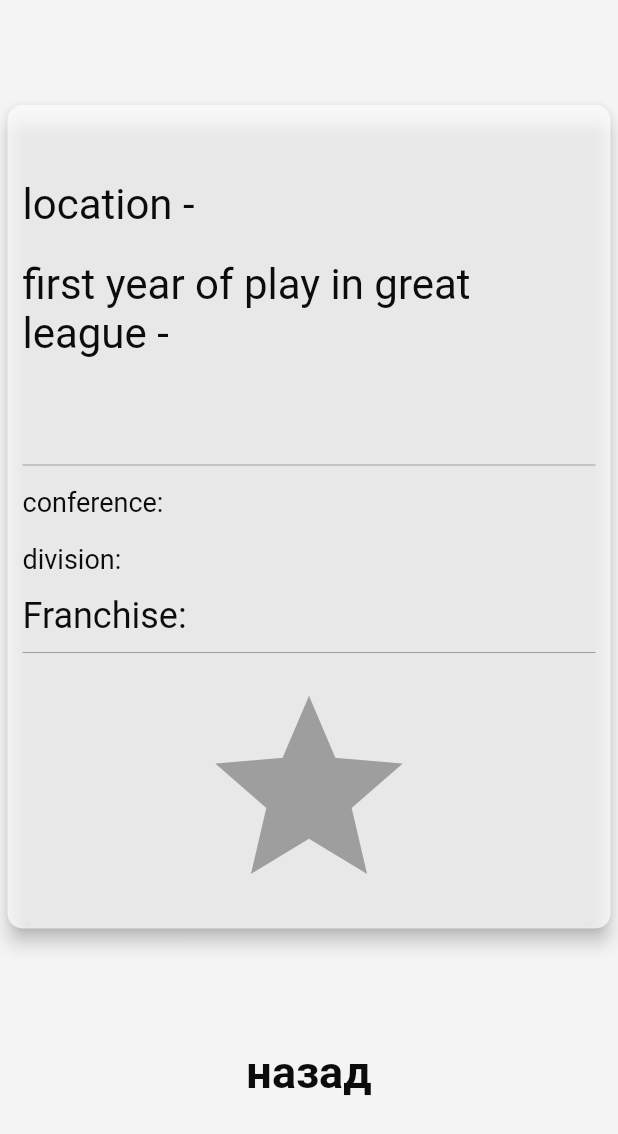
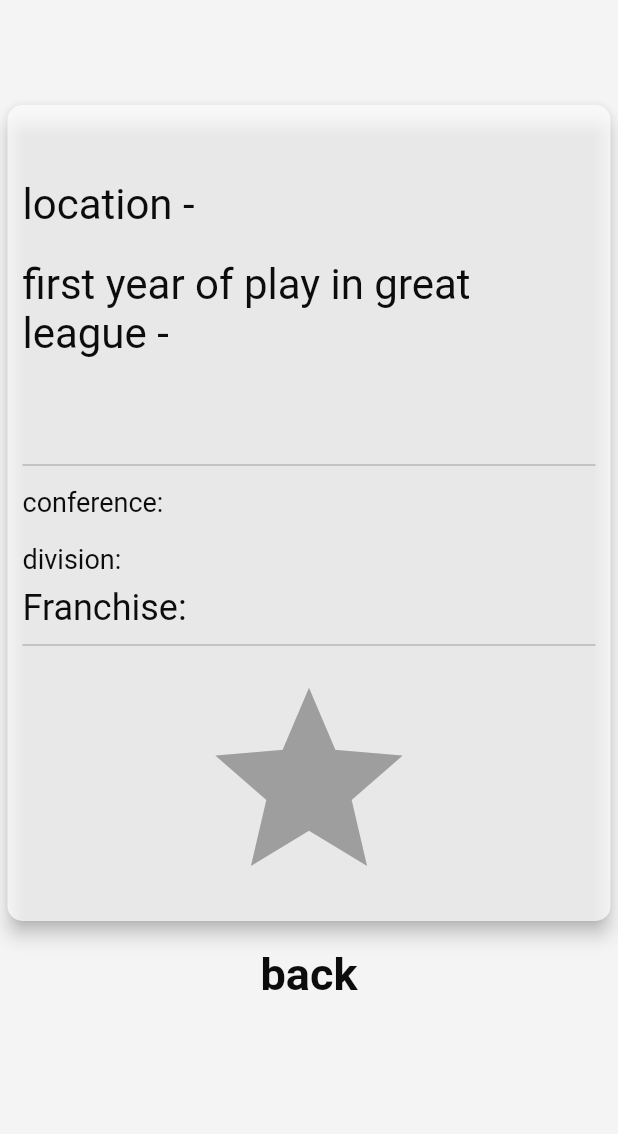
Before and after one commit to chevic4/nhlproj, a Flutter app: the CardTeamScreen screen opened directly with empty values, on a phone screen of 412 x 824 dp. Shown: the top 1134 px of the screen. Run offline on Flutter 3.47's test engine with Material 2 defaults, Android fonts, the phone set to English and light mode, and no system bars; our stand-ins replace shared_preferences; accounts and stored records are empty; network calls fail.

Commit message:
adding singleChildScrollView

```diff
--- a/lib/screens/card_screen.dart
+++ b/lib/screens/card_screen.dart
@@ -12,11 +12,13 @@ class CardTeamScreen extends StatelessWidget {
   @override
   Widget build(BuildContext context) {
     return Scaffold(
-      body: Column(
+      body: SingleChildScrollView(
+        child: Column(
+          mainAxisAlignment: MainAxisAlignment.start,
           children: [
             Card(
               color: Theme.of(context).cardColor,
-            margin: const EdgeInsets.fromLTRB(5, 70, 5, 70),
+              margin: const EdgeInsets.fromLTRB(5, 70, 5, 10),
               shape: RoundedRectangleBorder(
                 borderRadius: BorderRadius.circular(10.0),
               ),
@@ -97,10 +99,6 @@ class CardTeamScreen extends StatelessWidget {
                         ),
                       ],
                     ),
-                  const SizedBox(
-                    width: 1,
-                    height: 5,
-                  ),
                     Row(
                       children: [
                         Text(
@@ -135,12 +133,13 @@ class CardTeamScreen extends StatelessWidget {
                 Navigator.pop(context);
               },
               child: Text(
-              'назад',
+                'back',
                 style: Theme.of(context).textTheme.headline1,
               ),
             ),
           ],
         ),
+      ),
     );
   }
 }
```
Lines whose indentation alone changed are shown as unchanged.
